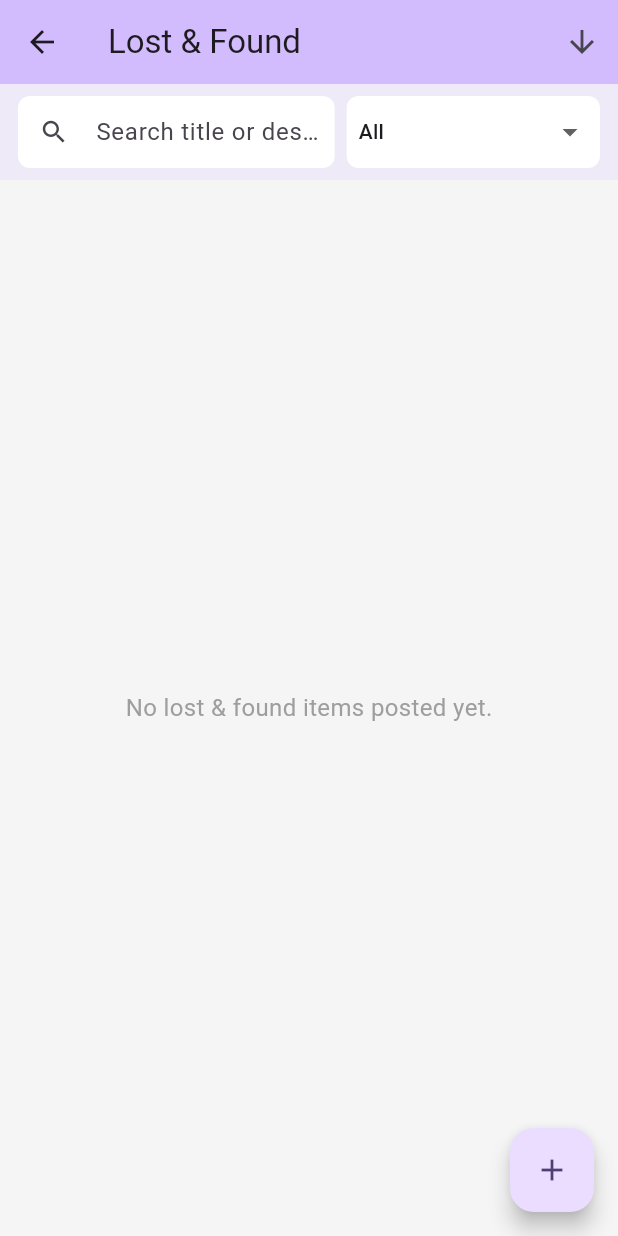
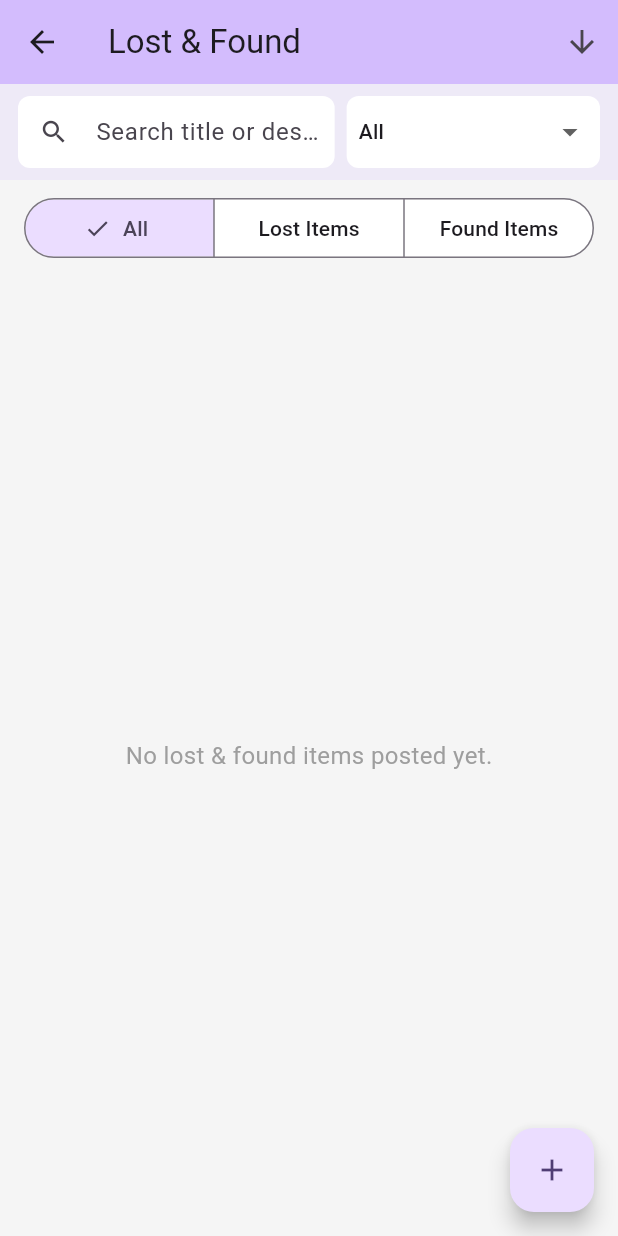
Before and after one commit to Radiation444/CollegeUtility, a Flutter app: the LostFoundFeed screen opened directly, on a phone screen of 412 x 824 dp. Run offline on Flutter 3.47's test engine with Material 3 defaults, Android fonts, the phone set to English and light mode, and no system bars; our stand-ins replace cloud_firestore, file_picker, firebase_auth, firebase_core, firebase_messaging, firebase_storage and 5 more; missing offline and left inert: geoflutterfire_plus; accounts and stored records are empty.

Commit message:
Filter by All/Lost/Found

```diff
--- a/app/lib/lost_found_feed.dart
+++ b/app/lib/lost_found_feed.dart
@@ -16,6 +16,7 @@ class _LostFoundFeedState extends State<LostFoundFeed> {
   String _searchQuery = '';
   String _selectedCategory = 'All';
   bool _sortDescending = true; // true = Newest first
+  String _postTypeFilter = 'All';
 
   final List<String> _categories = [
     'All', 'Electronics', 'Documents', 'Clothing', 'Keys', 'Wallets', 'Books', 'Other'
@@ -112,7 +113,29 @@ class _LostFoundFeedState extends State<LostFoundFeed> {
               ],
             ),
           ),
-
+Padding(
+            padding: const EdgeInsets.symmetric(horizontal: 16.0, vertical: 8.0),
+            child: SizedBox(
+              width: double.infinity,
+              child: SegmentedButton<String>(
+                segments: const [
+                  ButtonSegment(value: 'All', label: Text('All')),
+                  ButtonSegment(value: 'Lost', label: Text('Lost Items')),
+                  ButtonSegment(value: 'Found', label: Text('Found Items')),
+                ],
+                selected: {_postTypeFilter},
+                onSelectionChanged: (Set<String> newSelection) {
+                  setState(() {
+                    _postTypeFilter = newSelection.first;
+                  });
+                },
+                style: SegmentedButton.styleFrom(
+                  backgroundColor: Colors.white,
+                  selectedBackgroundColor: Theme.of(context).colorScheme.primaryContainer,
+                ),
+              ),
+            ),
+          ),
           // --- 4. FIREBASE STREAM ---
           Expanded(
             child: StreamBuilder<QuerySnapshot>(
@@ -133,12 +156,22 @@ class _LostFoundFeedState extends State<LostFoundFeed> {
                   );
                 }
 
-                // --- 5. LOCAL TEXT SEARCH FILTERING ---
+// --- 5. LOCAL FILTERING ---
                 var rawDocs = snapshot.data!.docs;
                 var filteredDocs = rawDocs;
 
+                // A. Filter by Post Type (Lost/Found/All)
+                if (_postTypeFilter != 'All') {
+                  filteredDocs = filteredDocs.where((doc) {
+                    var data = doc.data() as Map<String, dynamic>;
+                    var type = data['type'] ?? 'Lost';
+                    return type == _postTypeFilter;
+                  }).toList();
+                }
+
+                // B. Filter by Text Search
                 if (_searchQuery.isNotEmpty) {
-                  filteredDocs = rawDocs.where((doc) {
+                  filteredDocs = filteredDocs.where((doc) {
                     var data = doc.data() as Map<String, dynamic>;
                     var title = (data['title'] ?? '').toString().toLowerCase();
                     var desc = (data['description'] ?? '').toString().toLowerCase();
@@ -148,7 +181,7 @@ class _LostFoundFeedState extends State<LostFoundFeed> {
 
                 if (filteredDocs.isEmpty) {
                   return const Center(
-                    child: Text('No items match your search.', style: TextStyle(color: Colors.grey, fontSize: 16)),
+                    child: Text('No items match your filters.', style: TextStyle(color: Colors.grey, fontSize: 16)),
                   );
                 }
 
```
